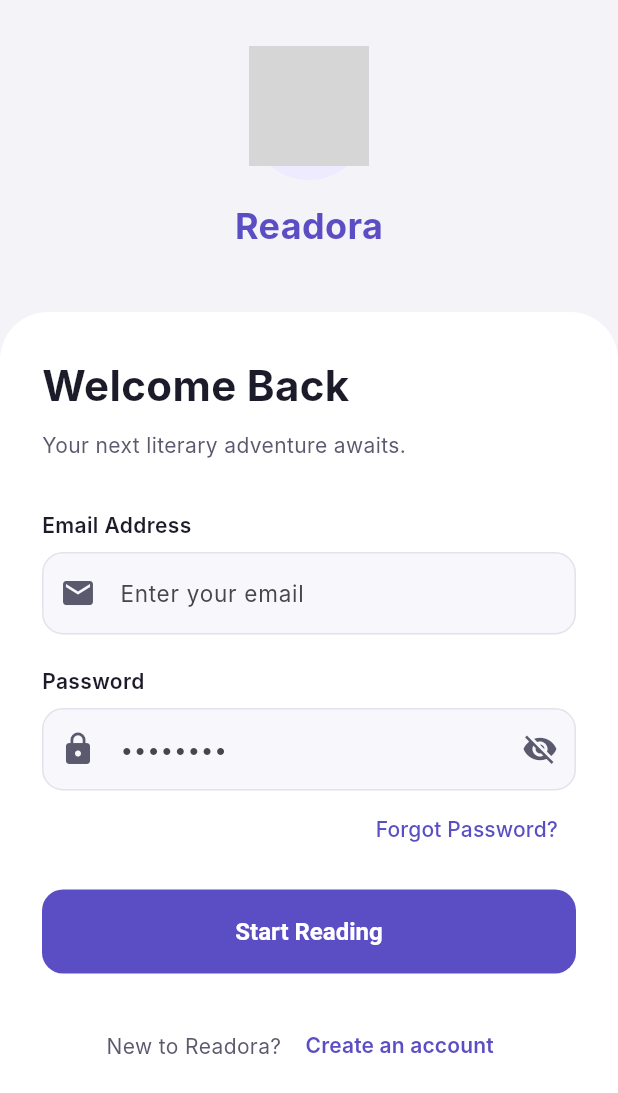
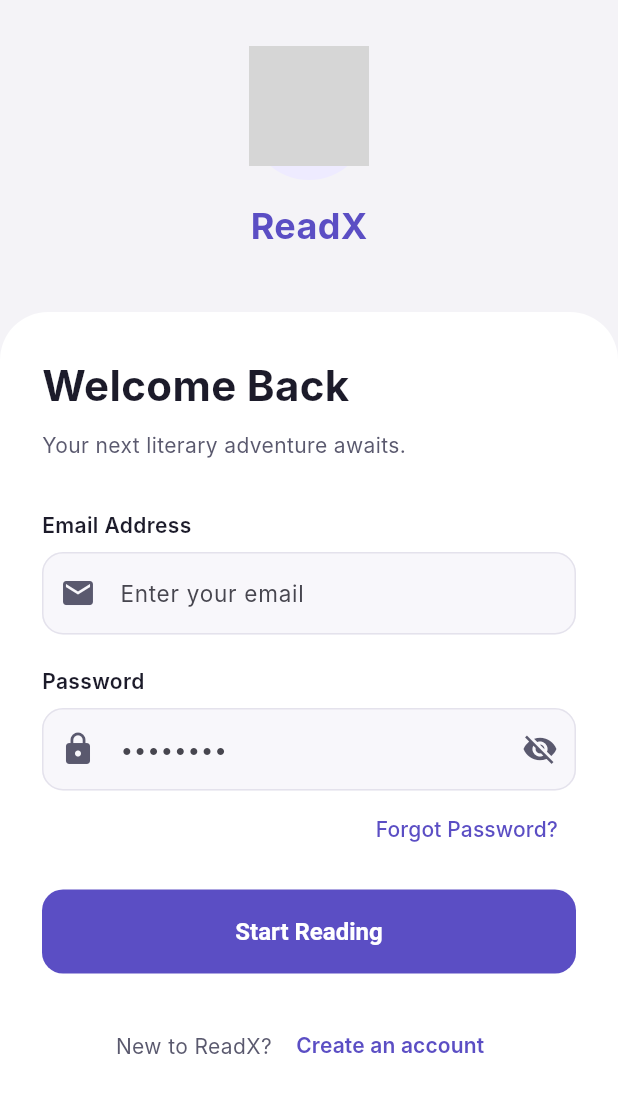
Before and after one commit to malekkhaderr/readx-mobile, a Flutter app: the LoginPage screen opened by its route, on a phone screen of 412 x 824 dp. Shown: the top 1093 px of the screen. Run offline on Flutter 3.47's test engine with Material 3 defaults, Android fonts, the phone set to English and light mode, and no system bars; our stand-ins replace audioplayers, bloc, cached_network_image, dartz, dio, equatable and 8 more; missing offline and left inert: epub_view, universal_file; accounts and stored records are empty; Roboto replaces fonts that are missing (Inter); grey boxes are pictures that could not be loaded.

Commit message:
rebrand: rename Readora → ReadX across all pages

```diff
--- a/lib/features/auth/presentation/pages/login_page.dart
+++ b/lib/features/auth/presentation/pages/login_page.dart
@@ -137,7 +137,7 @@ class _LoginPageState extends State<LoginPage> {
                         ),
                         SizedBox(height: 12),
                         Text(
-                          'Readora',
+                          'ReadX',
                           style: TextStyle(
                             color: AppColors.primary,
                             fontSize: 24,
@@ -303,7 +303,7 @@ class _LoginPageState extends State<LoginPage> {
                             mainAxisAlignment: MainAxisAlignment.center,
                             children: [
                               Text(
-                                'New to Readora? ',
+                                'New to ReadX? ',
                                 style: TextStyle(color: AppColors.textGrey),
                               ),
                               TextButton(
--- a/lib/features/auth/presentation/pages/register_page.dart
+++ b/lib/features/auth/presentation/pages/register_page.dart
@@ -173,7 +173,7 @@ class _RegisterPageState extends State<RegisterPage> {
                         ),
                         SizedBox(height: 12),
                         Text(
-                          'Readora',
+                          'ReadX',
                           style: TextStyle(
                             color: AppColors.primary,
                             fontSize: 24,
@@ -211,7 +211,7 @@ class _RegisterPageState extends State<RegisterPage> {
                           ),
                           SizedBox(height: 8),
                           Text(
-                            'Join Readora and start your reading adventure.',
+                            'Join ReadX and start your reading adventure.',
                             style: TextStyle(
                               fontSize: 14,
                               color: AppColors.textGrey,
--- a/lib/features/auth/presentation/pages/welcome_page.dart
+++ b/lib/features/auth/presentation/pages/welcome_page.dart
@@ -62,7 +62,7 @@ class WelcomePage extends StatelessWidget {
                       ),
                       const SizedBox(height: 24),
                       const Text(
-                        'Readora',
+                        'ReadX',
                         style: TextStyle(
                           color: Colors.white,
                           fontSize: 36,
--- a/lib/main.dart
+++ b/lib/main.dart
@@ -65,7 +65,7 @@ class _MyAppState extends State<MyApp> {
     AppColors.updateBrightness(brightness);
 
     return MaterialApp.router(
-      title: 'Readora',
+      title: 'ReadX',
       debugShowCheckedModeBanner: false,
       theme: AppTheme.lightTheme,
       darkTheme: AppTheme.darkTheme,
```
